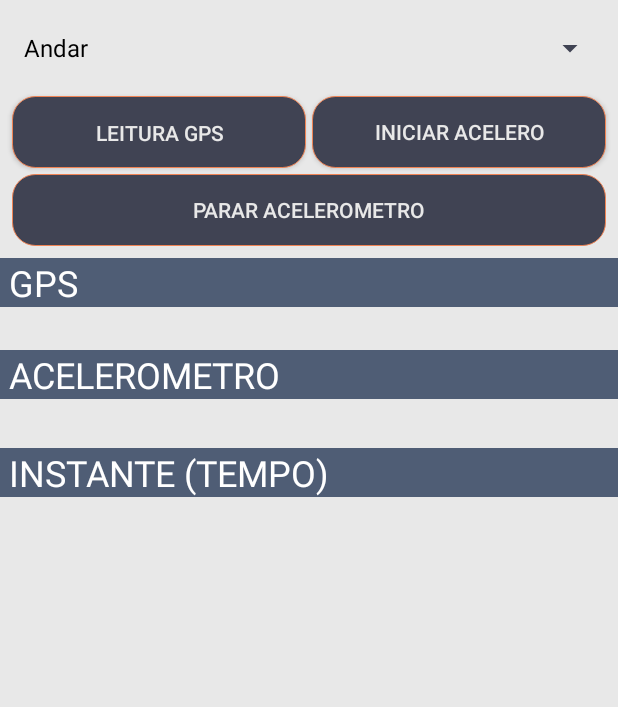
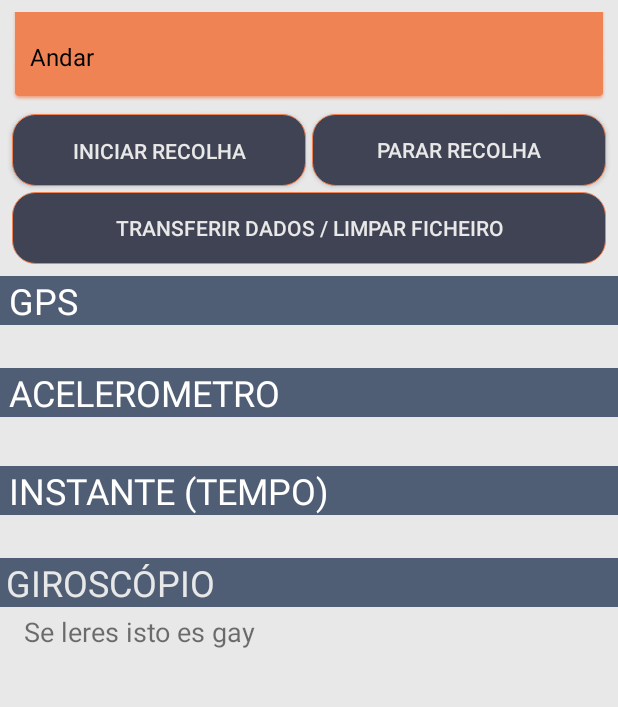
Before and after one commit to KrisLeoSim/CUB-TP, an Android app: the screen it shows after launch (MainActivity), on a phone screen of 412 x 824 dp, the part 84-791 px from its top. Run offline under Robolectric (Android 15) with nearby library versions, the phone set to English and light mode, and no system bars.

Commit message:
tudo pronto para implementar o giroscopio

```diff
--- a/app/src/main/java/com/example/kris/cubtp/MainActivity.java
+++ b/app/src/main/java/com/example/kris/cubtp/MainActivity.java
@@ -24,77 +24,75 @@ import java.util.Calendar;
 
 public class MainActivity extends AppCompatActivity implements AdapterView.OnItemSelectedListener {
 
-    Calendar calendar;
-    SimpleDateFormat simpledateformat;
-    TextView textinstante;
-    Button btnstart;
-    Button btnend;
-    Button btntranf;
-    TextView textgps;
-    TextView textacelerometro;
-    SensorManager sensormanager;
-    Sensor sensor;
-    SensorEventListener sensoreventlistener;
+    private Calendar calendar;
+    private SimpleDateFormat simpledateformat;
+    private TextView textinstante;
+    private Button btnstart;
+    private Button btnend;
+    private Button btntranf;
+    private TextView textgps;
+    private TextView textacelerometro;
+    private SensorManager sensormanager;
+    private Sensor sensor;
+    private SensorEventListener sensoreventlistener;
+    private Ficheiro file;
+    private TextView textgiroscopio;
+    private TextView titulogiroscopio;
+    private TextView titulogps;
+    private TextView tituloacelerometro;
+    private TextView tituloinstante;
 
     @Override
     protected void onCreate(Bundle savedInstanceState) {
-        final Ficheiro file = new Ficheiro(getApplicationContext());
         super.onCreate(savedInstanceState);
         setContentView(R.layout.activity_main);
 
+        file = new Ficheiro(getApplicationContext());
+
         // --- FINDVIEWBYID
-        final TextView titulogps = (TextView) findViewById(R.id.titulogps);
-        final TextView tituloacelerometro = (TextView) findViewById(R.id.tituloacelerometro);
-        final TextView tituloinstante = (TextView) findViewById(R.id.tituloinstante);
+        titulogps = (TextView) findViewById(R.id.titulogps);
+        tituloacelerometro = (TextView) findViewById(R.id.tituloacelerometro);
+        tituloinstante = (TextView) findViewById(R.id.tituloinstante);
         textinstante = (TextView) findViewById(R.id.textinstante);
         Spinner spinner = (Spinner) findViewById(R.id.spinneractividades);
         btnend = (Button) findViewById(R.id.btnend);
         btntranf = (Button) findViewById(R.id.btntranf);
         btnstart = (Button) findViewById(R.id.btnstart);
         textgps = (TextView) findViewById(R.id.textgps);
+        textgiroscopio = (TextView) findViewById(R.id.textgiroscopio);
+        tituloacelerometro = (TextView) findViewById(R.id.titulogiroscopio);
 
         InicializaAcelerometro();
 
-        // --- GPS --- BUTTON INICIAR ATIVIDADE
+        // --- BUTTON INICIAR ATIVIDADE
         ActivityCompat.requestPermissions(MainActivity.this,new String[]{Manifest.permission.ACCESS_FINE_LOCATION},123);
         btnstart.setOnClickListener(new View.OnClickListener() {
-            @Override
-            public void onClick(View view) {
-                GPS gps = new GPS(getApplicationContext());
-                Location l = gps.getLocation();
-
-                file.saveFile("Teste a ver se guarda bem no ficheiro\n");
-
-                if (l != null){
-                    double lat = l.getLatitude();
-                    double lon = l.getLongitude();
-                    double alt = l.getAltitude();
-                    textgps.setText("LAT: "+lat+"\nLON: "+lon+"\nALT: "+alt,TextView.BufferType.NORMAL);
-                    //Toast.makeText(getApplicationContext(),"||GPS||\nLAT: "+lat+"\nLON: "+lon+"\nALT: "+alt,Toast.LENGTH_LONG).show();
-                }
-            }
-        });
-
-
-        // --- ACELEROMETRO INICIAR --- BUTTON PARAR ATIVIDADE
-        btnend.setOnClickListener(new View.OnClickListener() {
             @Override
             public void onClick(View view) {
                 // inicia a leitura do sensor
                 sensormanager.registerListener(sensoreventlistener,sensor,SensorManager.SENSOR_DELAY_NORMAL);
 
-                String testelerfich =  file.readFile();
-                Toast.makeText(getApplicationContext(),"Leu: "+testelerfich,Toast.LENGTH_LONG).show();
+                //String testelerfich =  file.readFile();
+                //Toast.makeText(getApplicationContext(),"Leu: "+testelerfich,Toast.LENGTH_LONG).show();
             }
         });
 
 
-        // --- ACELEROMETRO TERMINAR --- BUTTON TANSFERIR / LIMPAR FICHEIRO
-        btntranf.setOnClickListener(new View.OnClickListener() {
+        // --- BUTTON PARAR ATIVIDADE
+        btnend.setOnClickListener(new View.OnClickListener() {
             @Override
             public void onClick(View view) {
                 // Parar a leitura do acelerometro
                 sensormanager.unregisterListener(sensoreventlistener);
+            }
+        });
+
+
+        // --- BUTTON TANSFERIR / LIMPAR FICHEIRO
+        btntranf.setOnClickListener(new View.OnClickListener() {
+            @Override
+            public void onClick(View view) {
+
             }
         });
 
@@ -117,6 +115,8 @@ public class MainActivity extends AppCompatActivity implements AdapterView.OnIte
                     titulogps.setVisibility(View.VISIBLE);
                     tituloacelerometro.setVisibility(View.VISIBLE);
                     tituloinstante.setVisibility(View.VISIBLE);
+                    titulogiroscopio.setVisibility(View.VISIBLE);
+                    textgiroscopio.setVisibility(View.VISIBLE);
                 }else{
                     textacelerometro.setVisibility(View.INVISIBLE);
                     textgps.setVisibility(View.INVISIBLE);
@@ -124,6 +124,8 @@ public class MainActivity extends AppCompatActivity implements AdapterView.OnIte
                     titulogps.setVisibility(View.INVISIBLE);
                     tituloacelerometro.setVisibility(View.INVISIBLE);
                     tituloinstante.setVisibility(View.INVISIBLE);
+                    titulogiroscopio.setVisibility(View.INVISIBLE);
+                    textgiroscopio.setVisibility(View.INVISIBLE);
                 }
             }
         });
@@ -177,6 +179,9 @@ public class MainActivity extends AppCompatActivity implements AdapterView.OnIte
                 // OBTEM TEMPO E ATUALIZA TEXTVIEW
                 String sDate = getTempo();
                 textinstante.setText("TEMPO: "+sDate,TextView.BufferType.NORMAL);
+
+                //Faz a leitura GPS a cada alteraçao do acelerometro (isto certeza que nao sera assim mas pornto por agora fica)
+                LeituraGPS();
             }
 
             @Override
@@ -186,4 +191,20 @@ public class MainActivity extends AppCompatActivity implements AdapterView.OnIte
         };
     }
 
+    // --- GPS
+    public void LeituraGPS(){
+        GPS gps = new GPS(getApplicationContext());
+        Location l = gps.getLocation();
+
+        //file.saveFile("Teste a ver se guarda bem no ficheiro\n");
+
+        if (l != null){
+            double lat = l.getLatitude();
+            double lon = l.getLongitude();
+            double alt = l.getAltitude();
+            textgps.setText("LAT: "+lat+"\nLON: "+lon+"\nALT: "+alt,TextView.BufferType.NORMAL);
+            //Toast.makeText(getApplicationContext(),"||GPS||\nLAT: "+lat+"\nLON: "+lon+"\nALT: "+alt,Toast.LENGTH_LONG).show();
+        }
+    }
+
 }
--- a/app/src/main/res/layout/activity_main.xml
+++ b/app/src/main/res/layout/activity_main.xml
@@ -24,7 +24,7 @@
         android:layout_marginTop="8dp"
         android:background="@drawable/button"
         android:drawableBottom="@color/colorAccent"
-        android:text="Leitura GPS"
+        android:text="Iniciar Recolha"
         android:textColor="@color/colormaisclaro"
         app:layout_constraintEnd_toStartOf="@+id/guideline3"
         app:layout_constraintHorizontal_bias="0.8"
@@ -39,7 +39,7 @@
         android:layout_marginStart="2dp"
         android:layout_marginTop="8dp"
         android:background="@drawable/button"
-        android:text="iniciar acelero"
+        android:text="Parar Recolha"
         android:textColor="@color/colormaisclaro"
         app:layout_constraintEnd_toEndOf="parent"
         app:layout_constraintHorizontal_bias="0.8"
@@ -54,7 +54,7 @@
         android:layout_marginStart="8dp"
         android:layout_marginTop="4dp"
         android:background="@drawable/button"
-        android:text="Parar Acelerometro"
+        android:text="Transferir Dados / Limpar Ficheiro"
         android:textColor="@color/colormaisclaro"
         app:layout_constraintEnd_toEndOf="parent"
         app:layout_constraintStart_toStartOf="parent"
@@ -197,11 +197,38 @@
         android:layout_marginEnd="8dp"
         android:layout_marginStart="8dp"
         android:layout_marginTop="8dp"
-        android:backgroundTint="@color/colorPrimary"
+        android:background="@android:drawable/spinner_dropdown_background"
+        android:backgroundTint="@color/colorAccent"
         android:popupBackground="@color/colorcinza"
         app:layout_constraintEnd_toEndOf="parent"
         app:layout_constraintHorizontal_bias="1.0"
         app:layout_constraintStart_toStartOf="parent"
         app:layout_constraintTop_toBottomOf="@+id/CustomToolbar" />
 
+    <TextView
+        android:id="@+id/titulogiroscopio"
+        android:layout_width="0dp"
+        android:layout_height="wrap_content"
+        android:background="@color/colorPrimaryDark"
+        android:paddingLeft="4dp"
+        android:text="GIROSCÓPIO"
+        android:textColor="@color/colormaisclaro"
+        android:textSize="24sp"
+        app:layout_constraintEnd_toEndOf="parent"
+        app:layout_constraintStart_toStartOf="parent"
+        app:layout_constraintTop_toBottomOf="@+id/textinstante" />
+
+    <TextView
+        android:id="@+id/textgiroscopio"
+        android:layout_width="0dp"
+        android:layout_height="wrap_content"
+        android:layout_marginEnd="16dp"
+        android:layout_marginStart="16dp"
+        android:layout_marginTop="4dp"
+        android:text="Se leres isto es gay"
+        android:textSize="18sp"
+        app:layout_constraintEnd_toEndOf="parent"
+        app:layout_constraintStart_toStartOf="parent"
+        app:layout_constraintTop_toBottomOf="@+id/titulogiroscopio" />
+
 </android.support.constraint.ConstraintLayout>
```
